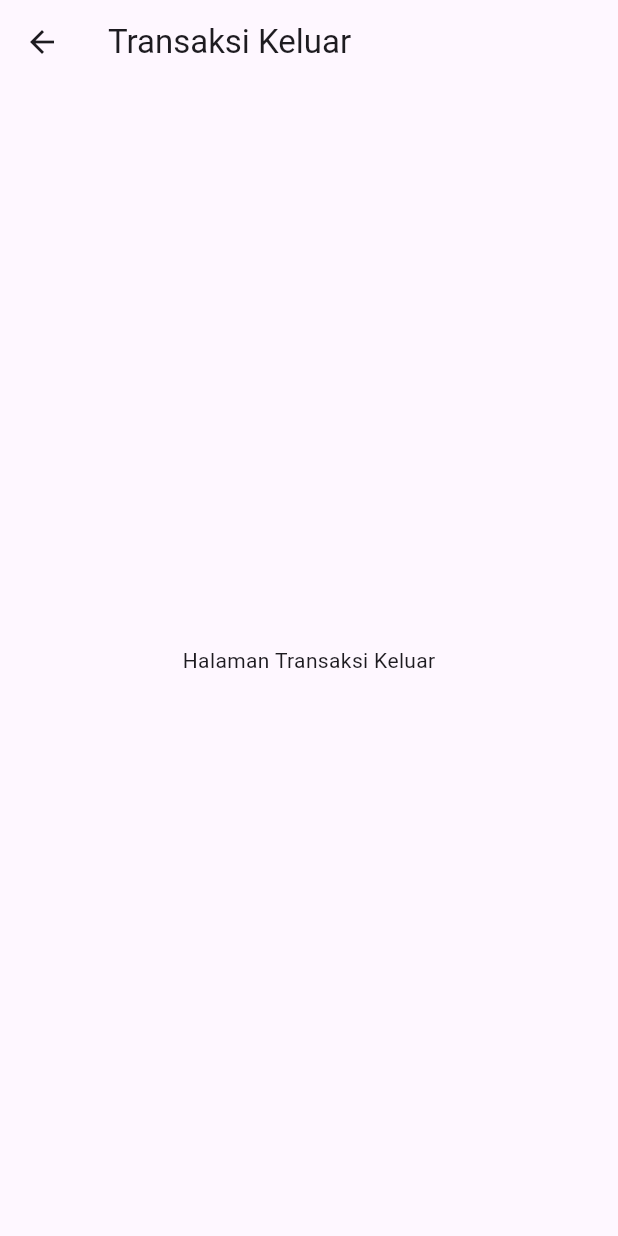
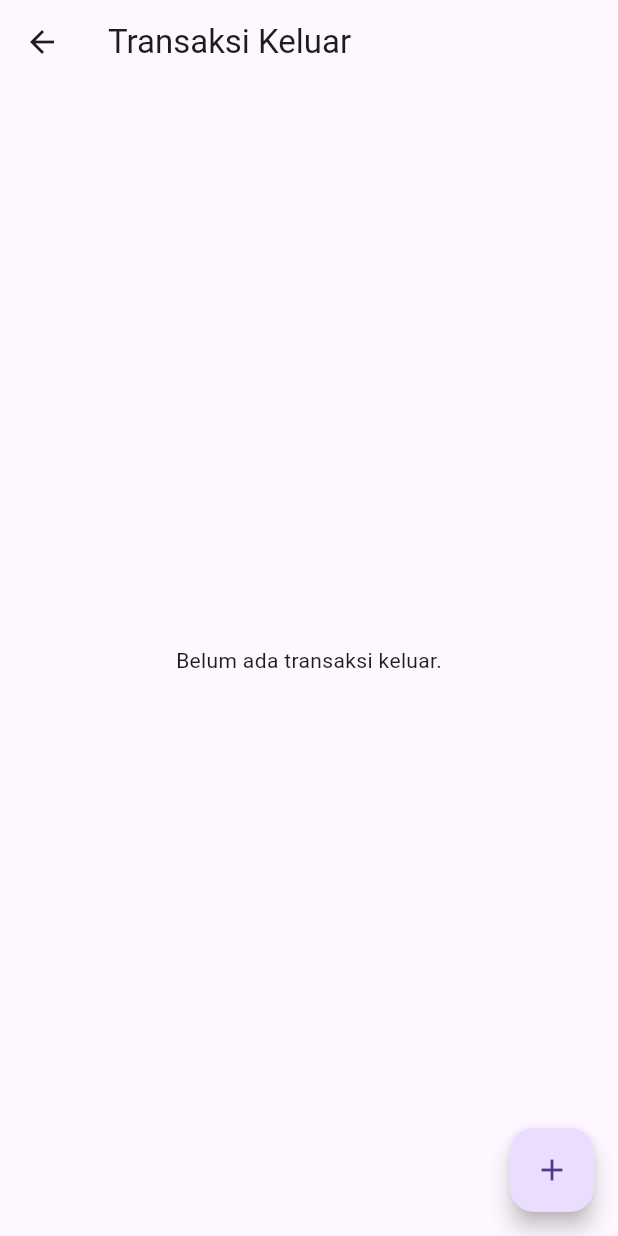
Before and after one commit to ekoapriliyani/inventorly_app_v2, a Flutter app: the TransaksiKeluarPage screen opened directly, on a phone screen of 412 x 824 dp. Run offline on Flutter 3.47's test engine with Material 3 defaults, Android fonts, the light colour scheme and no system bars.

Commit message:
transaksi

```diff
--- /dev/null
+++ b/lib/models/transaksi.dart
@@ -0,0 +1,11 @@
+class Transaksi {
+  final String kodeBarang;
+  final int qty;
+  final DateTime tanggal;
+
+  Transaksi({
+    required this.kodeBarang,
+    required this.qty,
+    required this.tanggal,
+  });
+}
--- a/lib/screens/transaksi_keluar_page.dart
+++ b/lib/screens/transaksi_keluar_page.dart
@@ -1,11 +1,52 @@
 import 'package:flutter/material.dart';
+import '../models/transaksi.dart';
+import 'tambah_transaksi_keluar_page.dart';
 
-class TransaksiKeluarPage extends StatelessWidget {
+class TransaksiKeluarPage extends StatefulWidget {
+  @override
+  _TransaksiKeluarPageState createState() => _TransaksiKeluarPageState();
+}
+
+class _TransaksiKeluarPageState extends State<TransaksiKeluarPage> {
+  List<Transaksi> transaksiKeluarList = [];
+
+  void _tambahTransaksi() async {
+    final hasil = await Navigator.push(
+      context,
+      MaterialPageRoute(builder: (_) => TambahTransaksiKeluarPage()),
+    );
+
+    if (hasil != null && hasil is Transaksi) {
+      setState(() {
+        transaksiKeluarList.add(hasil);
+      });
+    }
+  }
+
   @override
   Widget build(BuildContext context) {
     return Scaffold(
       appBar: AppBar(title: Text('Transaksi Keluar')),
-      body: Center(child: Text('Halaman Transaksi Keluar')),
+      body:
+          transaksiKeluarList.isEmpty
+              ? Center(child: Text('Belum ada transaksi keluar.'))
+              : ListView.builder(
+                itemCount: transaksiKeluarList.length,
+                itemBuilder: (context, index) {
+                  final trx = transaksiKeluarList[index];
+                  return ListTile(
+                    leading: Icon(Icons.upload),
+                    title: Text('Kode: ${trx.kodeBarang}'),
+                    subtitle: Text(
+                      'Qty: ${trx.qty} | Tanggal: ${trx.tanggal.toLocal().toString().split(" ")[0]}',
+                    ),
+                  );
+                },
+              ),
+      floatingActionButton: FloatingActionButton(
+        onPressed: _tambahTransaksi,
+        child: Icon(Icons.add),
+      ),
     );
   }
 }
```
Also changed, not shown: lib/screens/tambah_transaksi_keluar_page.dart (added, +70 -0 lines), lib/screens/tambah_transaksi_masuk_page.dart (added, +70 -0 lines), lib/screens/transaksi_masuk_page.dart (+43 -2 lines).
